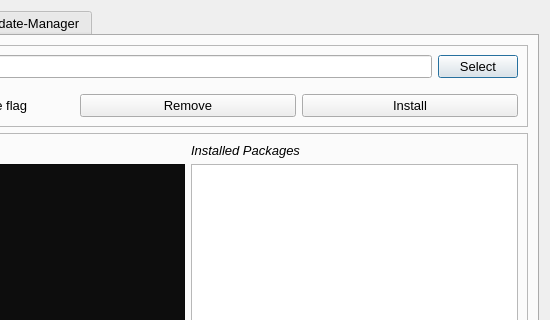
Old version of the form snapcraft-qt/install_local_snap_dialog.ui in the repository snapcraft-gui/snapcraft-gui; both pictures show x 174 to 724 and y 0 to 320 of the 724 by 498 pixel window.
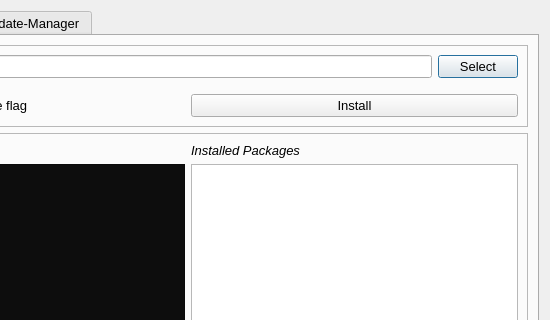
New version of the form. Icons and pictures are not drawn.

Commit message: improvement with install remove commands for local snap file ,

The edit to the form file:
```diff
--- a/snapcraft-qt/install_local_snap_dialog.ui
+++ b/snapcraft-qt/install_local_snap_dialog.ui
@@ -80,13 +80,6 @@
               </property>
              </widget>
             </item>
-            <item>
-             <widget class="QPushButton" name="remove_snap">
-              <property name="text">
-               <string>Remove</string>
-              </property>
-             </widget>
-            </item>
             <item>
              <widget class="QPushButton" name="install_button">
               <property name="text">
```
The commit also changes 2 other files.
